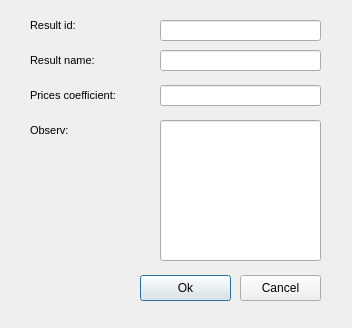
Old version of the form ui/plan_estimate_result_new.ui in the repository Giswater/giswater_qgis_plugin.
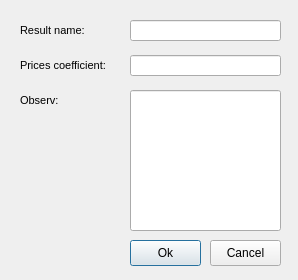
New version of the form.

Diff of the .ui file:
```diff
--- a/ui/plan_estimate_result_new.ui
+++ b/ui/plan_estimate_result_new.ui
@@ -6,8 +6,8 @@
    <rect>
     <x>0</x>
     <y>0</y>
-    <width>352</width>
-    <height>328</height>
+    <width>298</width>
+    <height>280</height>
    </rect>
   </property>
   <property name="windowTitle">
@@ -19,9 +19,9 @@
    </property>
    <property name="geometry">
     <rect>
-     <x>160</x>
-     <y>85</y>
-     <width>161</width>
+     <x>130</x>
+     <y>55</y>
+     <width>151</width>
      <height>21</height>
     </rect>
    </property>
@@ -41,8 +41,8 @@
   <widget class="QLabel" name="label_prices_coefficient">
    <property name="geometry">
     <rect>
-     <x>30</x>
-     <y>85</y>
+     <x>20</x>
+     <y>55</y>
      <width>121</width>
      <height>21</height>
     </rect>
@@ -62,9 +62,9 @@
   <widget class="QPushButton" name="btn_calculate">
    <property name="geometry">
     <rect>
-     <x>140</x>
-     <y>275</y>
-     <width>91</width>
+     <x>130</x>
+     <y>240</y>
+     <width>71</width>
      <height>26</height>
     </rect>
    </property>
@@ -75,9 +75,9 @@
   <widget class="QPushButton" name="btn_close">
    <property name="geometry">
     <rect>
-     <x>240</x>
-     <y>275</y>
-     <width>81</width>
+     <x>210</x>
+     <y>240</y>
+     <width>71</width>
      <height>26</height>
     </rect>
    </property>
@@ -88,8 +88,8 @@
   <widget class="QLabel" name="label_result_name">
    <property name="geometry">
     <rect>
-     <x>30</x>
-     <y>50</y>
+     <x>20</x>
+     <y>20</y>
      <width>111</width>
      <height>21</height>
     </rect>
@@ -112,9 +112,9 @@
    </property>
    <property name="geometry">
     <rect>
-     <x>160</x>
-     <y>50</y>
-     <width>161</width>
+     <x>130</x>
+     <y>20</y>
+     <width>151</width>
      <height>21</height>
     </rect>
    </property>
@@ -137,9 +137,9 @@
    </property>
    <property name="geometry">
     <rect>
-     <x>160</x>
-     <y>120</y>
-     <width>161</width>
+     <x>130</x>
+     <y>90</y>
+     <width>151</width>
      <height>141</height>
     </rect>
    </property>
@@ -159,8 +159,8 @@
   <widget class="QLabel" name="label_observ">
    <property name="geometry">
     <rect>
-     <x>30</x>
-     <y>120</y>
+     <x>20</x>
+     <y>90</y>
      <width>111</width>
      <height>21</height>
     </rect>
@@ -177,52 +177,6 @@
     <string>Observ:</string>
    </property>
   </widget>
-  <widget class="QLineEdit" name="text_result_id">
-   <property name="enabled">
-    <bool>true</bool>
-   </property>
-   <property name="geometry">
-    <rect>
-     <x>160</x>
-     <y>20</y>
-     <width>161</width>
-     <height>21</height>
-    </rect>
-   </property>
-   <property name="font">
-    <font>
-     <family>Arial</family>
-     <italic>true</italic>
-    </font>
-   </property>
-   <property name="text">
-    <string/>
-   </property>
-   <property name="alignment">
-    <set>Qt::AlignLeading|Qt::AlignLeft|Qt::AlignTop</set>
-   </property>
-  </widget>
-  <widget class="QLabel" name="label_result_id">
-   <property name="geometry">
-    <rect>
-     <x>30</x>
-     <y>15</y>
-     <width>111</width>
-     <height>21</height>
-    </rect>
-   </property>
-   <property name="font">
-    <font>
-     <family>MS Shell Dlg 2</family>
-     <pointsize>8</pointsize>
-     <weight>50</weight>
-     <bold>false</bold>
-    </font>
-   </property>
-   <property name="text">
-    <string>Result id:</string>
-   </property>
-  </widget>
  </widget>
  <resources/>
  <connections/>
```
Left out of the diff: 6 changed lines with no effect on the pictures.
